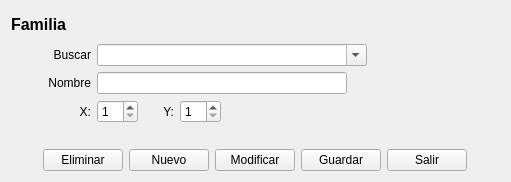
First picture: the form in BMKSistema/comprobante/familia.ui, repository radtek/manager, before the edit.
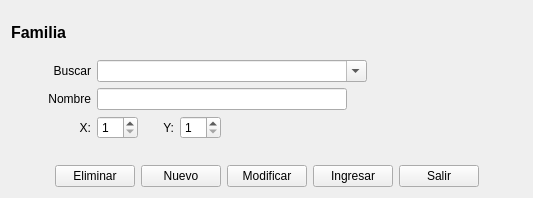
Second picture: the form after the edit. Icons and pictures are not drawn.

Patch:
```diff
--- a/BMKSistema/comprobante/familia.ui
+++ b/BMKSistema/comprobante/familia.ui
@@ -6,8 +6,8 @@
    <rect>
     <x>0</x>
     <y>0</y>
-    <width>511</width>
-    <height>182</height>
+    <width>533</width>
+    <height>198</height>
    </rect>
   </property>
   <property name="windowTitle">
@@ -274,12 +274,18 @@
         <iconset resource="../iconos.qrc">
          <normaloff>:/new/Iconos/edit (3).png</normaloff>:/new/Iconos/edit (3).png</iconset>
        </property>
+       <property name="iconSize">
+        <size>
+         <width>32</width>
+         <height>32</height>
+        </size>
+       </property>
       </widget>
      </item>
      <item>
       <widget class="QPushButton" name="pushButton_guardar">
        <property name="text">
-        <string>Guardar</string>
+        <string>Ingresar</string>
        </property>
        <property name="icon">
         <iconset resource="../iconos.qrc">
@@ -287,8 +293,8 @@
        </property>
        <property name="iconSize">
         <size>
-         <width>16</width>
-         <height>16</height>
+         <width>32</width>
+         <height>32</height>
         </size>
        </property>
       </widget>
```
Left out of the diff: 2 changed lines with no effect on the pictures.
